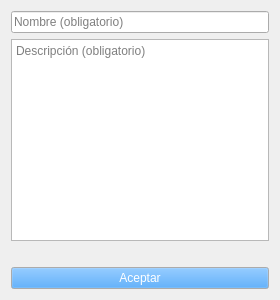
Old version of the form ui/tipo_categoria.ui in the repository JPpellegrini/controlador_finanzas.
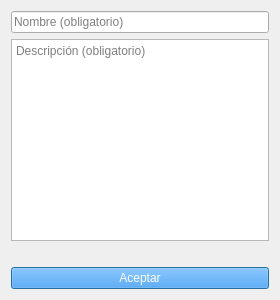
New version of the form.

Commit message: Modifico ventanas para que sean QDialog

The edit to the form file:
```diff
--- a/ui/tipo_categoria.ui
+++ b/ui/tipo_categoria.ui
@@ -1,7 +1,7 @@
 <?xml version="1.0" encoding="UTF-8"?>
 <ui version="4.0">
  <class>VentanaTipoCategoria</class>
- <widget class="QWidget" name="VentanaTipoCategoria">
+ <widget class="QDialog" name="VentanaTipoCategoria">
   <property name="windowModality">
    <enum>Qt::WindowModal</enum>
   </property>
```
The commit also changes 1 other file.
